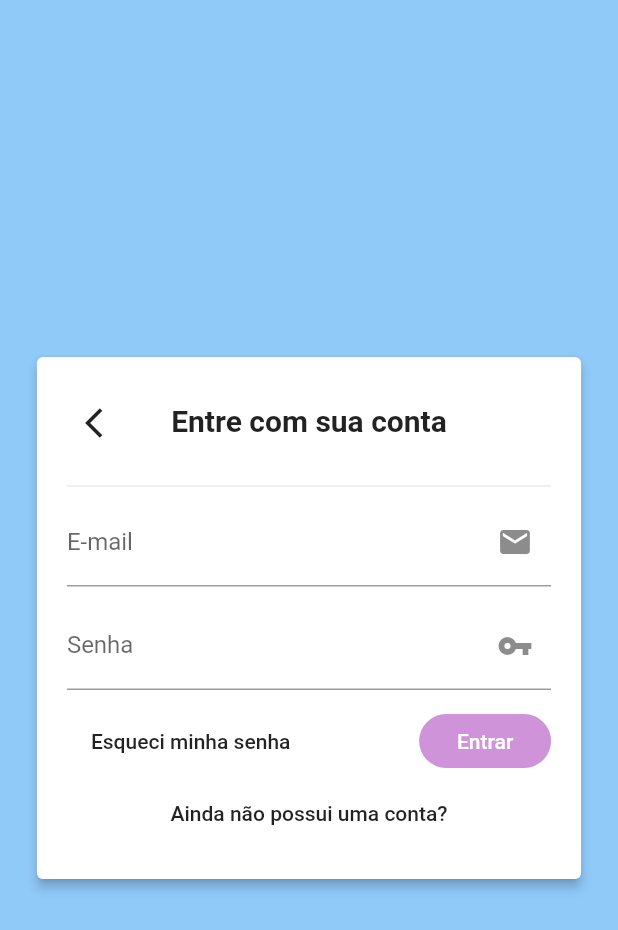
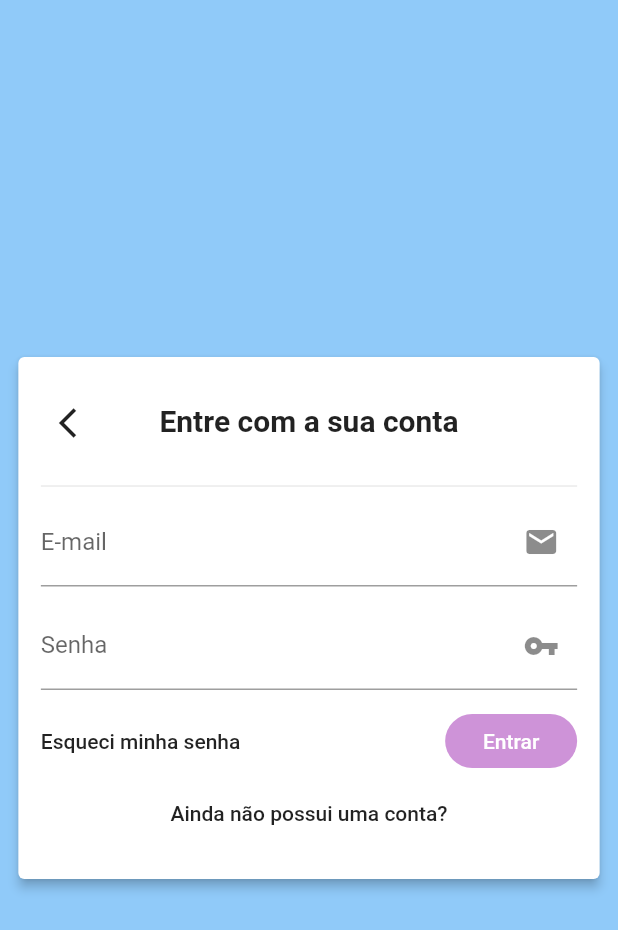
Before and after one commit to eduardoazvd17/aquarius_store, a Flutter app: the Login screen opened directly, after a tap on "Entrar", on a phone screen of 412 x 824 dp. Shown: the top 930 px of the screen. Run offline on Flutter 3.47's test engine with Material 2 defaults, Android fonts, the phone set to English and light mode, and no system bars; our stand-ins replace cloud_firestore, get; accounts and stored records are empty.

Commit message:
Removendo padding e iniciando validação de dados

```diff
--- a/lib/views/login.dart
+++ b/lib/views/login.dart
@@ -8,6 +8,25 @@ class Login extends StatefulWidget {
 
 class _LoginState extends State<Login> {
   bool isLogin = true;
+  final nameController = TextEditingController();
+  final emailController = TextEditingController();
+  final passController = TextEditingController();
+  final passConfirmController = TextEditingController();
+
+  _sendForm() {
+    if (isLogin) {
+      String email = emailController.text;
+      String pass = passController.text;
+      //Entrar
+    } else {
+      String name = nameController.text;
+      String email = emailController.text;
+      String pass = passController.text;
+      String passConfirm = passConfirmController.text;
+      //Cadastro
+    }
+  }
+
   @override
   Widget build(BuildContext context) {
     return Scaffold(
@@ -17,12 +36,13 @@ class _LoginState extends State<Login> {
           return Center(
             child: SingleChildScrollView(
               child: Padding(
-                padding: EdgeInsets.symmetric(horizontal: cnt.maxWidth * 0.05),
+                padding: EdgeInsets.symmetric(horizontal: cnt.maxWidth * 0.02),
                 child: Center(
                   child: Card(
                     elevation: 3,
                     child: Padding(
-                      padding: EdgeInsets.all(20),
+                      padding:
+                          EdgeInsets.symmetric(vertical: 20, horizontal: 15),
                       child: Column(
                         mainAxisSize: MainAxisSize.min,
                         children: <Widget>[
@@ -42,7 +62,7 @@ class _LoginState extends State<Login> {
                                     SizedBox(height: 11),
                                     Text(
                                       isLogin
-                                          ? 'Entre com sua conta'
+                                          ? 'Entre com a sua conta'
                                           : 'Cadastre-se',
                                       style: TextStyle(
                                         fontWeight: FontWeight.bold,
@@ -57,7 +77,9 @@ class _LoginState extends State<Login> {
                           SizedBox(height: 10),
                           Divider(),
                           !isLogin
-                              ? TextField(
+                              ? TextFormField(
+                                  controller: nameController,
+                                  textCapitalization: TextCapitalization.words,
                                   decoration: InputDecoration(
                                     labelText: 'Nome Completo',
                                     suffixIcon: Icon(Icons.person),
@@ -65,14 +87,19 @@ class _LoginState extends State<Login> {
                                 )
                               : Container(),
                           SizedBox(height: !isLogin ? 10 : 0),
-                          TextField(
+                          TextFormField(
+                            controller: emailController,
+                            autocorrect: false,
+                            keyboardType: TextInputType.emailAddress,
                             decoration: InputDecoration(
                               labelText: 'E-mail',
                               suffixIcon: Icon(Icons.mail),
                             ),
                           ),
                           SizedBox(height: 10),
-                          TextField(
+                          TextFormField(
+                            controller: passController,
+                            autocorrect: false,
                             obscureText: true,
                             decoration: InputDecoration(
                               labelText: 'Senha',
@@ -81,7 +108,9 @@ class _LoginState extends State<Login> {
                           ),
                           SizedBox(height: 10),
                           !isLogin
-                              ? TextField(
+                              ? TextFormField(
+                                  controller: passConfirmController,
+                                  autocorrect: false,
                                   obscureText: true,
                                   decoration: InputDecoration(
                                     labelText: 'Confirmação de Senha',
@@ -95,6 +124,7 @@ class _LoginState extends State<Login> {
                             children: <Widget>[
                               isLogin
                                   ? FlatButton(
+                                      padding: EdgeInsets.zero,
                                       onPressed: () {},
                                       child: Text('Esqueci minha senha'),
                                     )
@@ -105,7 +135,7 @@ class _LoginState extends State<Login> {
                                   borderRadius: BorderRadius.circular(18.0),
                                 ),
                                 textColor: Colors.white,
-                                onPressed: () {},
+                                onPressed: _sendForm,
                                 child: Text(
                                     isLogin ? 'Entrar' : 'Efetuar Cadastro'),
                               ),
```
